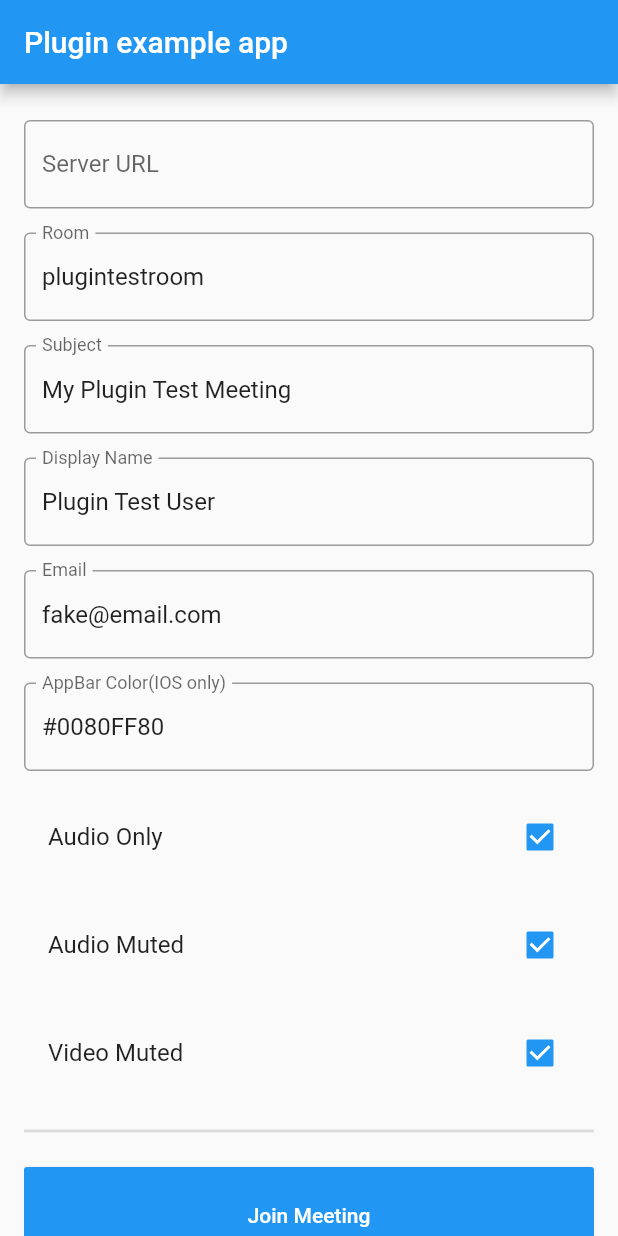
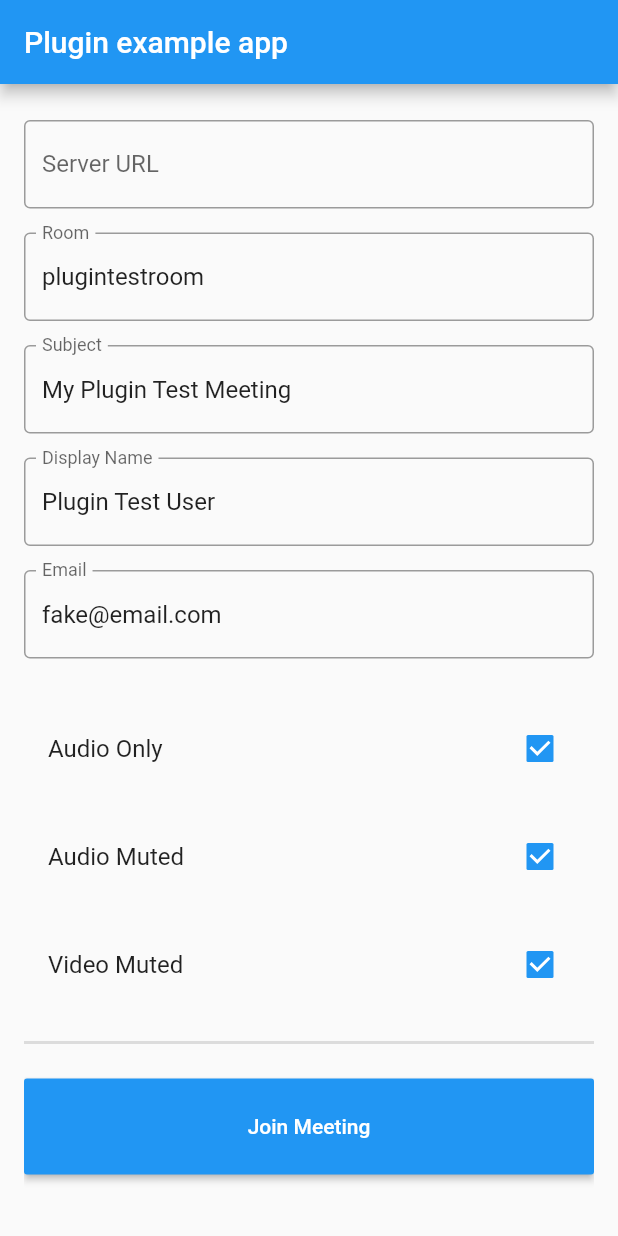
Before and after one commit to gunschu/jitsi_meet, a Flutter app: the screen it shows after launch, on a phone screen of 412 x 824 dp. Run offline on Flutter 3.47's test engine with Material 2 defaults, Android fonts, the phone set to English and light mode, and no system bars.

Commit message:
Removed appbar color text field in example.

```diff
--- a/example/lib/main.dart
+++ b/example/lib/main.dart
@@ -21,8 +21,6 @@ class _MyAppState extends State<MyApp> {
   final subjectText = TextEditingController(text: "My Plugin Test Meeting");
   final nameText = TextEditingController(text: "Plugin Test User");
   final emailText = TextEditingController(text: "fake@email.com");
-  final iosAppBarRGBAColor =
-      TextEditingController(text: "#0080FF80"); //transparent blue
   var isAudioOnly = true;
   var isAudioMuted = true;
   var isVideoMuted = true;
@@ -109,13 +107,6 @@ class _MyAppState extends State<MyApp> {
                 ),
                 SizedBox(
                   height: 16.0,
-                ),
-                TextField(
-                  controller: iosAppBarRGBAColor,
-                  decoration: InputDecoration(
-                      border: OutlineInputBorder(),
-                      labelText: "AppBar Color(IOS only)",
-                      hintText: "Hint: This HAS to be in HEX RGBA format"),
                 ),
                 SizedBox(
                   height: 16.0,
```
Also changed, not shown: 1 other file.
